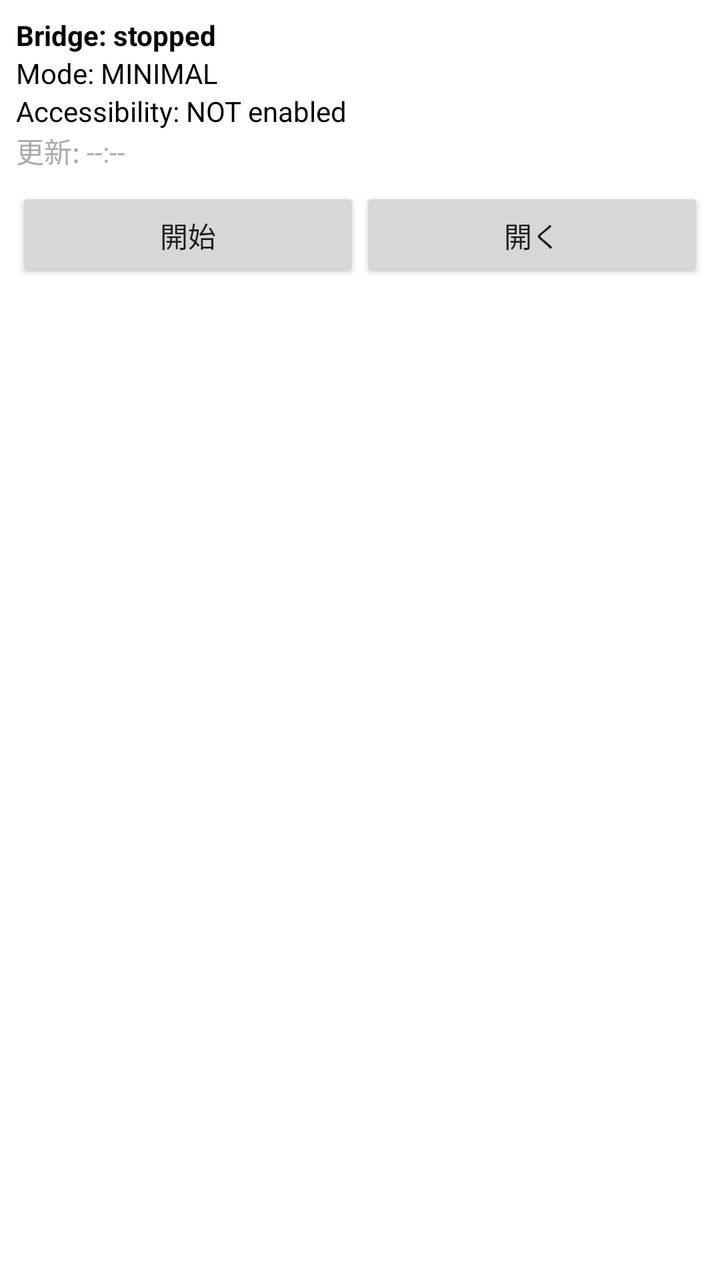
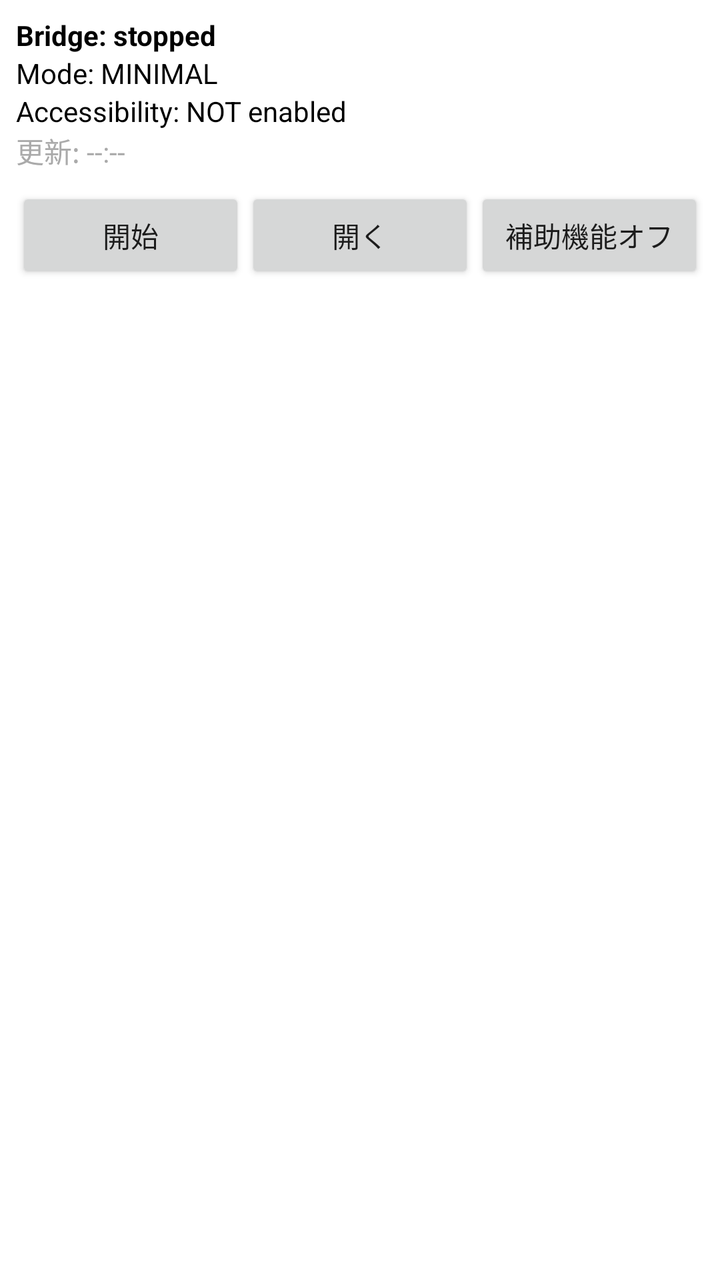

The first picture is an Android layout as it rendered before a commit; the second is the same layout after the commit. The layout source and the unified diff follow.
<!-- AndroidManifest.xml: application theme android:Theme.Material.Light.NoActionBar -->
<!-- res/layout/widget_bridge.xml -->
<?xml version="1.0" encoding="utf-8"?>
<LinearLayout xmlns:android="http://schemas.android.com/apk/res/android"
    android:id="@+id/widget_root"
    android:layout_width="match_parent"
    android:layout_height="match_parent"
    android:orientation="vertical"
    android:padding="8dp"
    android:background="@android:color/white">

    <TextView
        android:id="@+id/widget_status_text"
        android:layout_width="match_parent"
        android:layout_height="wrap_content"
        android:text="Bridge: stopped"
        android:textColor="@android:color/black"
        android:textStyle="bold" />

    <TextView
        android:id="@+id/widget_mode_text"
        android:layout_width="match_parent"
        android:layout_height="wrap_content"
        android:text="Mode: MINIMAL"
        android:textColor="@android:color/black" />

    <TextView
        android:id="@+id/widget_a11y_text"
        android:layout_width="match_parent"
        android:layout_height="wrap_content"
        android:text="Accessibility: NOT enabled"
        android:textColor="@android:color/black" />

    <TextView
        android:id="@+id/widget_updated_text"
        android:layout_width="match_parent"
        android:layout_height="wrap_content"
        android:text="更新: --:--"
        android:textColor="@android:color/darker_gray" />

    <LinearLayout
        android:layout_width="match_parent"
        android:layout_height="wrap_content"
        android:layout_marginTop="8dp"
        android:orientation="horizontal">

        <Button
            android:id="@+id/widget_toggle_button"
            android:layout_width="0dp"
            android:layout_height="wrap_content"
            android:layout_weight="1"
            android:text="開始" />

        <Button
            android:id="@+id/widget_open_button"
            android:layout_width="0dp"
            android:layout_height="wrap_content"
            android:layout_weight="1"
            android:text="開く" />
    </LinearLayout>
</LinearLayout>
<!-- resources referenced by this layout -->
<resources>

</resources>

<!-- the commit's change to res/layout/widget_bridge.xml (unified diff, before → after) -->
@@ -55,5 +55,13 @@
             android:layout_height="wrap_content"
             android:layout_weight="1"
             android:text="開く" />
+
+        
+        <Button
+            android:id="@+id/widget_a11y_off_button"
+            android:layout_width="0dp"
+            android:layout_height="wrap_content"
+            android:layout_weight="1"
+            android:text="@string/widget_a11y_off_button" />
     </LinearLayout>
 </LinearLayout>
<!-- resource entries referenced after the edit -->
@@ -1,5 +1,5 @@
 <!-- resources referenced by this layout -->
 <resources>
-
+  <string name="widget_a11y_off_button">補助機能オフ</string>
 </resources>
 
